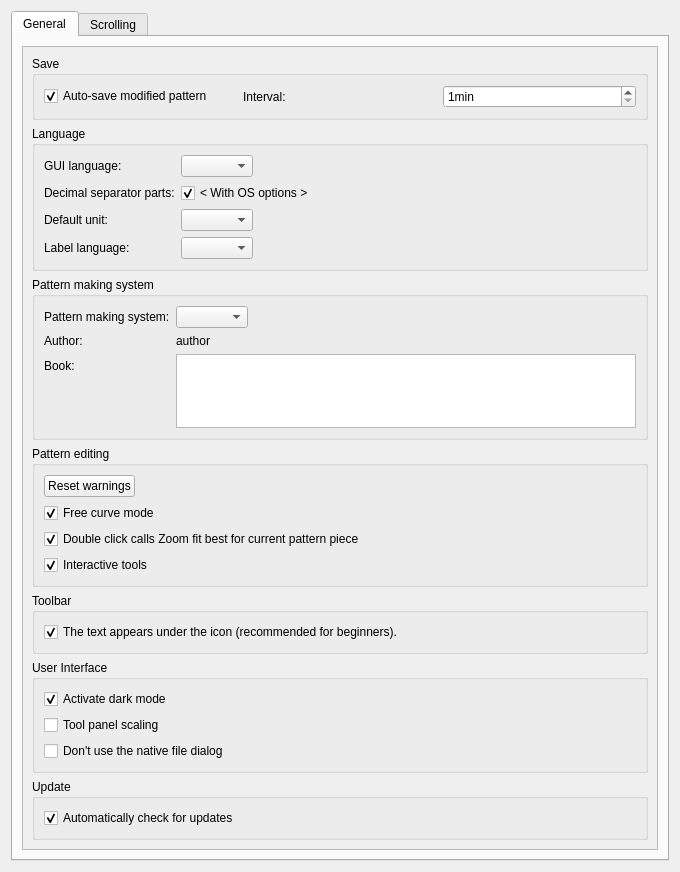
Before: the Qt Designer form src/app/valentina/dialogs/configpages/preferencesconfigurationpage.ui in dismine/valentina, drawn with Qt 5.
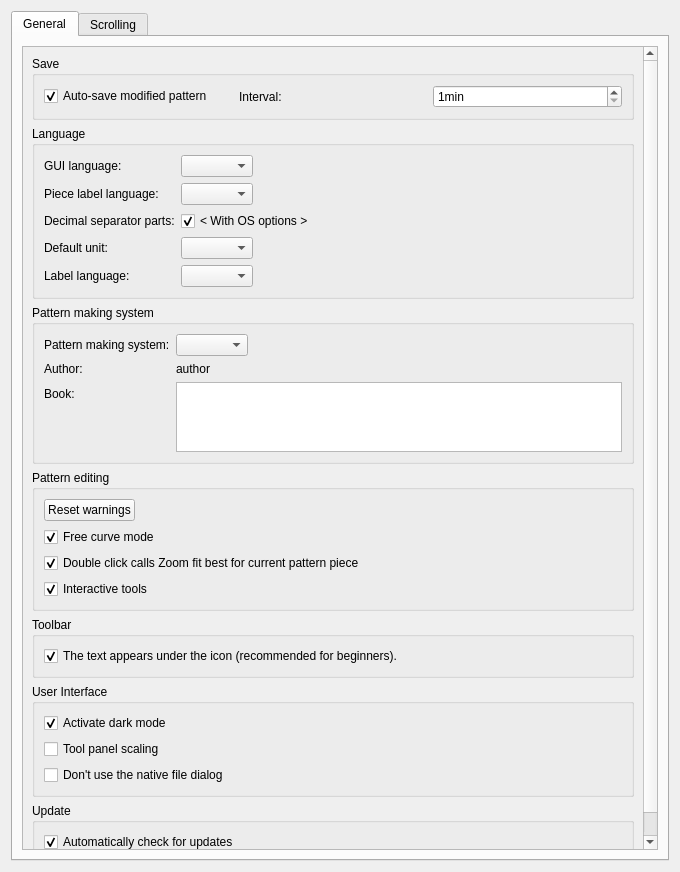
After: the same form once the commit is applied.

Commit message: Independent translation for piece labels.

```diff
--- a/src/app/valentina/dialogs/configpages/preferencesconfigurationpage.ui
+++ b/src/app/valentina/dialogs/configpages/preferencesconfigurationpage.ui
@@ -35,7 +35,7 @@
             <x>0</x>
             <y>0</y>
             <width>624</width>
-            <height>867</height>
+            <height>898</height>
            </rect>
           </property>
           <layout class="QVBoxLayout" name="verticalLayout_2">
@@ -104,13 +104,20 @@
                <widget class="QComboBox" name="langCombo"/>
               </item>
               <item row="1" column="0">
+               <widget class="QLabel" name="label_14">
+                <property name="text">
+                 <string>Piece label language:</string>
+                </property>
+               </widget>
+              </item>
+              <item row="2" column="0">
                <widget class="QLabel" name="label_3">
                 <property name="text">
                  <string>Decimal separator parts:</string>
                 </property>
                </widget>
               </item>
-              <item row="1" column="1">
+              <item row="2" column="1">
                <widget class="QCheckBox" name="osOptionCheck">
                 <property name="text">
                  <string notr="true">&lt; With OS options &gt;</string>
@@ -120,26 +127,29 @@
                 </property>
                </widget>
               </item>
-              <item row="2" column="0">
+              <item row="3" column="0">
                <widget class="QLabel" name="label_4">
                 <property name="text">
                  <string>Default unit:</string>
                 </property>
                </widget>
               </item>
-              <item row="3" column="0">
+              <item row="3" column="1">
+               <widget class="QComboBox" name="unitCombo"/>
+              </item>
+              <item row="4" column="0">
                <widget class="QLabel" name="label_5">
                 <property name="text">
                  <string>Label language:</string>
                 </property>
                </widget>
               </item>
-              <item row="2" column="1">
-               <widget class="QComboBox" name="unitCombo"/>
-              </item>
-              <item row="3" column="1">
+              <item row="4" column="1">
                <widget class="QComboBox" name="labelCombo"/>
               </item>
+              <item row="1" column="1">
+               <widget class="QComboBox" name="comboBoxPieceLbelLanguage"/>
+              </item>
              </layout>
             </widget>
            </item>
```
The commit also changes 11 other files.
